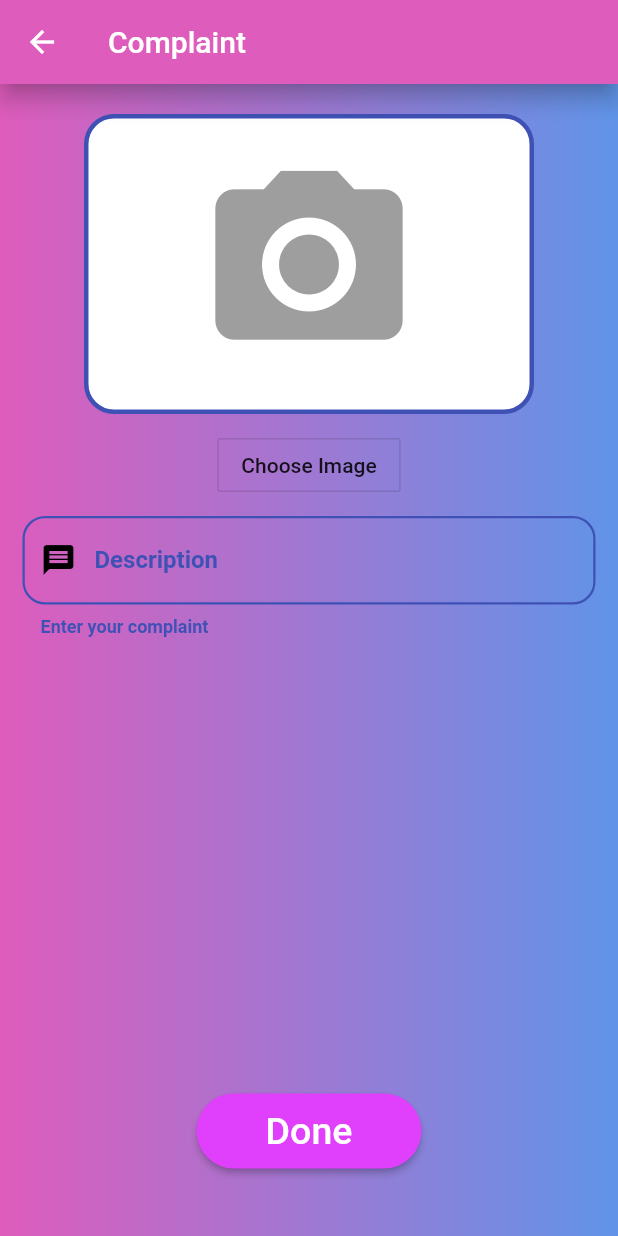
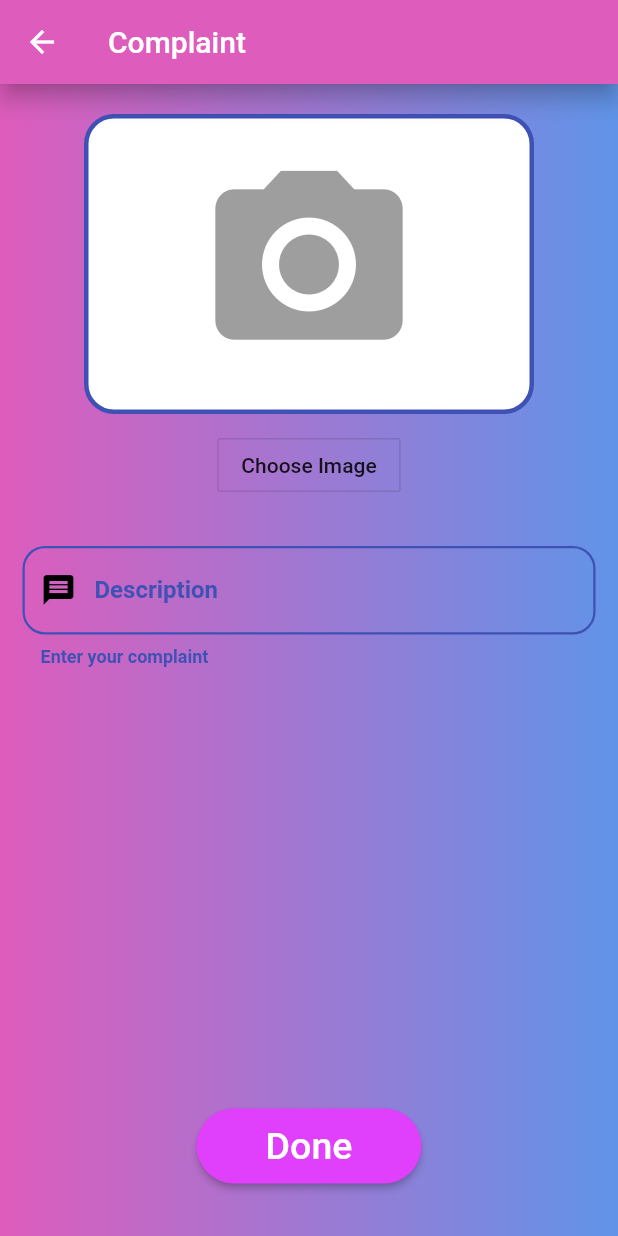
Before and after one commit to Nayananga/Project-3.0, a Flutter app: the ComplaintPage screen opened directly, on a phone screen of 412 x 824 dp. Run offline on Flutter 3.47's test engine with Material 2 defaults, Android fonts, the phone set to English and light mode, and no system bars; our stand-ins replace device_info, flare_flutter, google_sign_in, image_picker, location, progress_dialog and 1 more; missing offline and left inert: simple_logger; accounts and stored records are empty; generated files the repository leaves out were written again; Roboto replaces fonts that are missing (Merriweather-Black).

Commit message:
complaint page edited

```diff
--- a/flutter/lib/pages/complaint_page/complaint_page.dart
+++ b/flutter/lib/pages/complaint_page/complaint_page.dart
@@ -29,7 +29,6 @@ class Complaint extends State<ComplaintPage> {
     );
     return Scaffold(
       resizeToAvoidBottomPadding: false,
-      //resizeToAvoidBottomInset: false,
       appBar: AppBar(
         backgroundColor: new Color(0xffde5cbc),
         title: Text("Complaint"),
@@ -83,7 +82,7 @@ class Complaint extends State<ComplaintPage> {
                 onPressed: _chooseImage,
                 child: Text('Choose Image'),
               ),
-              SizedBox(height: 10.0),
+              SizedBox(height: 30.0),
               TextField(
                 controller: _textController,
                 // keyboardType: TextInputType.emailAddress,
@@ -123,10 +122,10 @@ class Complaint extends State<ComplaintPage> {
                 ),
                 maxLines: 1,
               ),
-                Expanded(child: Container()),
+                    Expanded(child: Container()),
 
               Padding(
-                padding: const EdgeInsets.all(30.0),
+                padding: const EdgeInsets.all(20.0),
                 child: Row(
                   mainAxisAlignment: MainAxisAlignment.center,
                   children: <Widget>[
```
